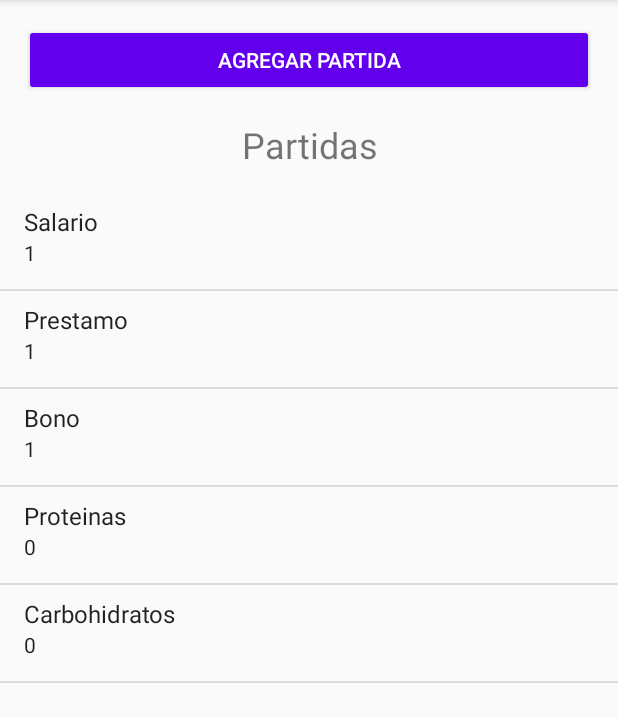
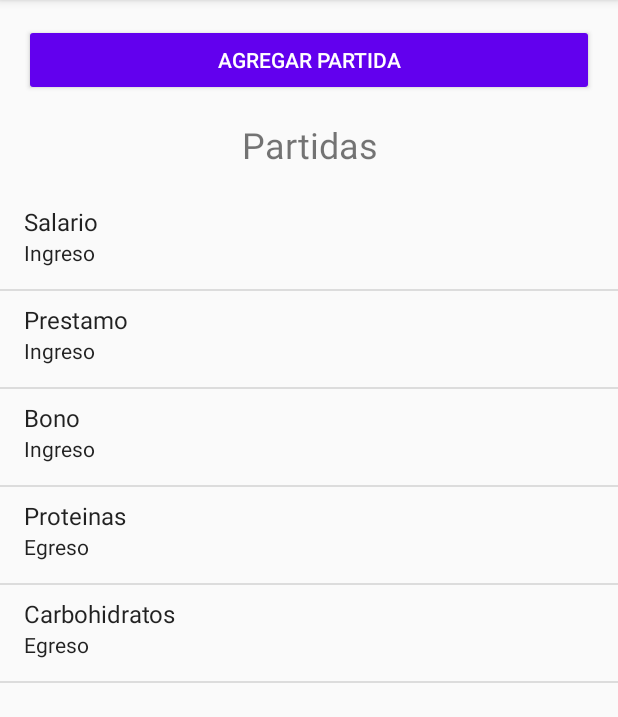
Before and after one commit to elroi-133/mifinanza, an Android app built with Jetpack Compose: the ListaMovimientoFragment screen opened through its navigation route, in the side drawer, after a tap on "Gestionar partidas", on a phone screen of 412 x 824 dp, the part 84-801 px from its top. Run offline under Robolectric (Android 15) with nearby library versions, the phone set to English and light mode, and no system bars; our stand-ins replace navigation-ui; libraries missing offline, so code that uses them is left out: com.github.mikephil.charting, org.apache.poi; 10 statements that could not run were skipped.

Commit message:
arreglando que el grafico salgan bien las partidas

```diff
--- a/app/src/main/java/com/example/mifinanza/ListaMovimientoFragment.kt
+++ b/app/src/main/java/com/example/mifinanza/ListaMovimientoFragment.kt
@@ -75,7 +75,7 @@ class ListaMovimientoFragment : Fragment() {
 
     private fun loadRegistros() {
         val db = dbHelper.readableDatabase
-        val cursor = db.query(DatabaseHelper.TABLE_NAME, null, null, null, null, null, null)
+        val cursor = db.query(DatabaseHelper.TABLE_NAME, null, null, null, null, null, "${DatabaseHelper.COLUMN_FECHA} DESC")
         val registros = mutableListOf<Map<String, String>>()
         while (cursor.moveToNext()) {
             val id = cursor.getInt(cursor.getColumnIndexOrThrow(DatabaseHelper.COLUMN_ID)).toString()
@@ -90,16 +90,28 @@ class ListaMovimientoFragment : Fragment() {
         cursor.close()
         db.close()
 
+        setupListView(registros)
+    }
+    private fun setupListView(registros: List<Map<String, String>>) {
+        val registrosConcatenados = registros.map { registro ->
+            mapOf(
+                "registroConcatenado" to "Descripción: ${registro["descripcion"]}\n" +
+                        "Monto: ${registro["monto"]}\n" +
+                        "Fecha: ${registro["fecha"]}\n" +
+                        "Tipo: ${registro["tipo"]}\n" +
+                        "Partida: ${registro["partida"]}"
+            )
+        }
+
         adapter = SimpleAdapter(
             requireContext(),
-            registros,
-            android.R.layout.simple_list_item_2,
-            arrayOf("descripcion", "monto"),
-            intArrayOf(android.R.id.text1, android.R.id.text2)
+            registrosConcatenados,
+            android.R.layout.simple_list_item_1, // Usamos simple_list_item_1
+            arrayOf("registroConcatenado"),
+            intArrayOf(android.R.id.text1)
         )
         listView.adapter = adapter
     }
-
     private fun exportarRegistros() {
         val db = dbHelper.readableDatabase
         val cursor = db.query(DatabaseHelper.TABLE_NAME, null, null, null, null, null, null)
--- a/app/src/main/java/com/example/mifinanza/ListaPartidasFragment.kt
+++ b/app/src/main/java/com/example/mifinanza/ListaPartidasFragment.kt
@@ -108,8 +108,14 @@ class ListaPartidasFragment : Fragment() {
         while (cursor.moveToNext()) {
             val id = cursor.getInt(cursor.getColumnIndexOrThrow(DatabaseHelper.COLUMN_PARTIDA_ID)).toString()
             val nombre = cursor.getString(cursor.getColumnIndexOrThrow(DatabaseHelper.COLUMN_PARTIDA_NOMBRE))
-            val tipo = cursor.getInt(cursor.getColumnIndexOrThrow(DatabaseHelper.COLUMN_PARTIDA_TIPO)).toString()
-            partidas.add(mapOf("id" to id, "nombre" to nombre, "tipo" to tipo))
+            val tipo = cursor.getInt(cursor.getColumnIndexOrThrow(DatabaseHelper.COLUMN_PARTIDA_TIPO))
+            val tipoTexto = when (tipo) {
+                0 -> "Egreso"
+                1 -> "Ingreso"
+                2 -> "Préstamo"
+                else -> "Desconocido"
+            }
+            partidas.add(mapOf("id" to id,"nombre" to nombre, "tipo" to tipoTexto))
         }
         cursor.close()
         db.close()
--- a/app/src/main/java/com/example/mifinanza/MainActivity.kt
+++ b/app/src/main/java/com/example/mifinanza/MainActivity.kt
@@ -43,6 +43,15 @@ class MainActivity : AppCompatActivity() {
             val navController = findNavController(R.id.nav_host_fragment)
             val currentDestination = navController.currentDestination?.id
             when (menuItem.itemId) {
+                R.id.nav_inicio -> {
+                    when (currentDestination) {
+                        R.id.ingresoFragment -> navController.navigate(R.id.action_ingresoFragment_to_mainFragment)
+                        R.id.egresoFragment -> navController.navigate(R.id.action_egresoFragment_to_mainFragment)
+                        R.id.listaPartidasFragment -> navController.navigate(R.id.action_listaPartidasFragment_to_mainFragment)
+                        R.id.listaMovimientoFragment -> navController.navigate(R.id.action_listaMovimientoFragment_to_mainFragment)
+                        R.id.prestamosFragment -> navController.navigate(R.id.action_prestamosFragment_to_mainFragment)
+                    }
+                }
                 R.id.nav_ingresos -> {
                     when (currentDestination) {
                         R.id.mainFragment -> navController.navigate(R.id.action_mainFragment_to_ingresoFragment)
--- a/app/src/main/java/com/example/mifinanza/MainFragment.kt
+++ b/app/src/main/java/com/example/mifinanza/MainFragment.kt
@@ -34,15 +34,21 @@ class MainFragment : Fragment() {
         val tvResumenEgresos: TextView = view.findViewById(R.id.tv_resumen_egresos)
         val tvPrestamoPendiente: TextView = view.findViewById(R.id.tv_prestamo_pendiente)
 
-        tvNombre.text = "Roissmer"
-        tvResumenIngresos.text = "Ingresos: $1000"
-        tvResumenEgresos.text = "Egresos: $500"
-        tvPrestamoPendiente.text = "Préstamo por Pagar: $2000"
+        val dbHelper = DatabaseHelper(requireContext()) // Inicializa tu DatabaseHelper
+
+        val totalIngresos = calcularTotalIngresos(dbHelper)
+        val totalEgresos = calcularTotalEgresos(dbHelper)
+        val montoTotalPrestamos = calcularMontoTotalPrestamos(dbHelper)
+
+        tvNombre.text = "RESUMEN DE MIS FINANZAS"
+        tvResumenIngresos.text = "Ingresos: $totalIngresos"
+        tvResumenEgresos.text = "Egresos: $totalEgresos"
+        tvPrestamoPendiente.text = "Préstamo por Pagar: $montoTotalPrestamos"
+
         // Dentro de tu Fragment o Activity
         val barChartIngresos = view.findViewById<BarChart>(R.id.barChartIngresos) // Asegúrate de tener un BarChart para ingresos
         val barChartEgresos = view.findViewById<BarChart>(R.id.barChartEgresos) // Asegúrate de tener un BarChart para egresos
 
-        val dbHelper = DatabaseHelper(requireContext()) // Inicializa tu DatabaseHelper
         val calendario = Calendar.getInstance()
         val mesActual = calendario.get(Calendar.MONTH) + 1 // Enero es 0
         val anioActual = calendario.get(Calendar.YEAR)
@@ -52,28 +58,52 @@ class MainFragment : Fragment() {
 
 // Gráfico de ingresos
         val datosIngresos = obtenerDatosGrafica(dbHelper, 1, mesActual, anioActual, mesAnterior, anioAnterior)
-        val barDataIngresos = prepararDatosGraficaBarras(datosIngresos)
-
+        println("Datos Ingresos: $datosIngresos")
+        val barDataIngresos = prepararDatosGraficaBarras(datosIngresos, barChartIngresos)
         barChartIngresos.data = barDataIngresos
-        barChartIngresos.xAxis.valueFormatter = IndexAxisValueFormatter(datosIngresos.keys)
-        barChartIngresos.xAxis.position = XAxis.XAxisPosition.BOTTOM
-        barChartIngresos.description.text = "Ingresos por Partida"
-        barChartIngresos.animateY(1000)
         barChartIngresos.groupBars(-0.5f, 0.35f, 0f) // Agrupar las barras
         barChartIngresos.invalidate()
-
 // Gráfico de egresos
         val datosEgresos = obtenerDatosGrafica(dbHelper, 0, mesActual, anioActual, mesAnterior, anioAnterior)
-        val barDataEgresos = prepararDatosGraficaBarras(datosEgresos)
-
+        println("Datos Egresos: $datosEgresos")
+        val barDataEgresos = prepararDatosGraficaBarras(datosEgresos, barChartEgresos) // Pasa barChartEgresos
         barChartEgresos.data = barDataEgresos
-        barChartEgresos.xAxis.valueFormatter = IndexAxisValueFormatter(datosEgresos.keys)
-        barChartEgresos.xAxis.position = XAxis.XAxisPosition.BOTTOM
-        barChartEgresos.description.text = "Egresos por Partida"
-        barChartEgresos.animateY(1000)
         barChartEgresos.groupBars(-0.5f, 0.35f, 0f) // Agrupar las barras
         barChartEgresos.invalidate()
         return view
+    }
+    fun calcularMontoTotalPrestamos(dbHelper: DatabaseHelper): Double {
+        val db = dbHelper.readableDatabase
+        val cursor = db.rawQuery("SELECT SUM(${DatabaseHelper.COLUMN_MONTO_PRESTAMO}) FROM ${DatabaseHelper.TABLE_PRESTAMOS} WHERE ${DatabaseHelper.COLUMN_ESTADO} = 'Activo'", null)
+        var totalPrestamos = 0.0
+        if (cursor.moveToFirst()) {
+            totalPrestamos = cursor.getDouble(0)
+        }
+        cursor.close()
+        db.close()
+        return totalPrestamos
+    }
+    fun calcularTotalEgresos(dbHelper: DatabaseHelper): Double {
+        val db = dbHelper.readableDatabase
+        val cursor = db.rawQuery("SELECT SUM(${DatabaseHelper.COLUMN_TOTAL}) FROM ${DatabaseHelper.TABLE_NAME} WHERE ${DatabaseHelper.COLUMN_TIPO} = 0", null)
+        var totalEgresos = 0.0
+        if (cursor.moveToFirst()) {
+            totalEgresos = cursor.getDouble(0)
+        }
+        cursor.close()
+        db.close()
+        return totalEgresos
+    }
+    fun calcularTotalIngresos(dbHelper: DatabaseHelper): Double {
+        val db = dbHelper.readableDatabase
+        val cursor = db.rawQuery("SELECT SUM(${DatabaseHelper.COLUMN_TOTAL}) FROM ${DatabaseHelper.TABLE_NAME} WHERE ${DatabaseHelper.COLUMN_TIPO} = 1", null)
+        var totalIngresos = 0.0
+        if (cursor.moveToFirst()) {
+            totalIngresos = cursor.getDouble(0)
+        }
+        cursor.close()
+        db.close()
+        return totalIngresos
     }
     fun obtenerDatosGrafica(dbHelper: DatabaseHelper, tipo: Int, mesActual: Int, anioActual: Int, mesAnterior: Int, anioAnterior: Int): Map<String, Pair<Double, Double>> {
 
@@ -87,14 +117,15 @@ class MainFragment : Fragment() {
             partidas[cursorPartidas.getInt(0)] = cursorPartidas.getString(1)
         }
         cursorPartidas.close()
-
+        println("Las Partidas: $partidas")
         // Obtener datos de ingresos/egresos por partida y mes
-        val cursorDatos = db.query(DatabaseHelper.TABLE_NAME, arrayOf(DatabaseHelper.COLUMN_PARTIDA, "SUM(${DatabaseHelper.COLUMN_MONTO})", "strftime('%m', ${DatabaseHelper.COLUMN_FECHA})", "strftime('%Y', ${DatabaseHelper.COLUMN_FECHA})"), "${DatabaseHelper.COLUMN_TIPO} = ? AND strftime('%m', ${DatabaseHelper.COLUMN_FECHA}) IN (?, ?) AND strftime('%Y', ${DatabaseHelper.COLUMN_FECHA}) IN (?, ?)", arrayOf(tipo.toString(), String.format("%02d", mesActual), String.format("%02d", mesAnterior), anioActual.toString(), anioAnterior.toString()), "${DatabaseHelper.COLUMN_PARTIDA}, strftime('%m', ${DatabaseHelper.COLUMN_FECHA})", null, null)
+        val cursorDatos = db.query(DatabaseHelper.TABLE_NAME, arrayOf(DatabaseHelper.COLUMN_PARTIDA, "SUM(${DatabaseHelper.COLUMN_TOTAL})", "strftime('%m', ${DatabaseHelper.COLUMN_FECHA})", "strftime('%Y', ${DatabaseHelper.COLUMN_FECHA})"), "${DatabaseHelper.COLUMN_TIPO} = ? AND strftime('%m', ${DatabaseHelper.COLUMN_FECHA}) IN (?, ?) AND strftime('%Y', ${DatabaseHelper.COLUMN_FECHA}) IN (?, ?)", arrayOf(tipo.toString(), String.format("%02d", mesActual), String.format("%02d", mesAnterior), anioActual.toString(), anioAnterior.toString()), "${DatabaseHelper.COLUMN_PARTIDA}, strftime('%m', ${DatabaseHelper.COLUMN_FECHA})", null, null)
 
         while (cursorDatos.moveToNext()) {
-            val partidaId = cursorDatos.getInt(0)
-            val monto = cursorDatos.getDouble(1)
-            val mes = cursorDatos.getString(2).toInt()
+            val partidaId = cursorDatos.getInt(cursorDatos.getColumnIndexOrThrow(DatabaseHelper.COLUMN_PARTIDA))
+            val monto = cursorDatos.getDouble(cursorDatos.getColumnIndexOrThrow("SUM(${DatabaseHelper.COLUMN_TOTAL})"))
+            val mesString = cursorDatos.getString(cursorDatos.getColumnIndexOrThrow("strftime('%m', ${DatabaseHelper.COLUMN_FECHA})"))
+            val mes = mesString.toInt() // Convertir mes a Int
             val partidaNombre = partidas[partidaId] ?: "Desconocido"
 
             if (mes == mesActual) {
@@ -109,7 +140,7 @@ class MainFragment : Fragment() {
         return datos
     }
 
-    fun prepararDatosGraficaBarras(datos: Map<String, Pair<Double, Double>>): BarData {
+    fun prepararDatosGraficaBarras(datos: Map<String, Pair<Double, Double>>, barChart: BarChart): BarData {
         val entriesMesActual = ArrayList<BarEntry>()
         val entriesMesAnterior = ArrayList<BarEntry>()
         val nombresPartidas = ArrayList<String>()
@@ -121,7 +152,7 @@ class MainFragment : Fragment() {
             nombresPartidas.add(nombrePartida)
             index++
         }
-
+        println("Nombres Partidas: $nombresPartidas")
         val dataSetMesActual = BarDataSet(entriesMesActual, "Mes Actual")
         val dataSetMesAnterior = BarDataSet(entriesMesAnterior, "Mes Anterior")
 
@@ -131,6 +162,14 @@ class MainFragment : Fragment() {
 
         val barData = BarData(dataSetMesActual, dataSetMesAnterior)
         barData.barWidth = 0.35f // Ajustar el ancho de las barras
+
+        // Configurar el eje X
+        val xAxis = barChart.xAxis
+        xAxis.valueFormatter = IndexAxisValueFormatter(nombresPartidas)
+        xAxis.position = XAxis.XAxisPosition.BOTTOM
+        xAxis.granularity = 1f
+        xAxis.setCenterAxisLabels(true)
+
         return barData
     }
 }
--- a/app/src/main/java/com/example/mifinanza/RegistrarPagoPrestamoFragment.kt
+++ b/app/src/main/java/com/example/mifinanza/RegistrarPagoPrestamoFragment.kt
@@ -60,7 +60,7 @@ class RegistrarPagoPrestamoFragment : Fragment() {
         val partida = 2
         if (monto != null && tasa != null && fecha.isNotEmpty() && descripcion.isNotEmpty()) {
             // Guardar en la base de datos
-            dbHelper.registrarMovimiento((monto * -1), tasa, descripcion, fecha, tipo, partida)
+            dbHelper.registrarMovimiento((monto * -1), tasa, descripcion, fecha, tipo, partida,((monto * -1)/tasa))
         }
         // Calcular el saldo pendiente del préstamo
         val saldoPendiente = calcularSaldoPendiente(prestamoId)
--- a/app/src/main/java/com/example/mifinanza/RegistrarPrestamoFragment.kt
+++ b/app/src/main/java/com/example/mifinanza/RegistrarPrestamoFragment.kt
@@ -82,8 +82,7 @@ class RegistrarPrestamoFragment : Fragment() {
         plazoDias: Int
     ) {
         dbHelper.registrarPrestamo(prestamista, monto, tasaInteres, fechaPrestamo, plazoDias, requireContext())
-
-        dbHelper.registrarMovimiento((monto*tasa), tasa, StringBuilder("PRESTAMO de ").append(prestamista).toString(), fechaPrestamo, 1, 2)
+        dbHelper.registrarMovimiento((monto*tasa), tasa, StringBuilder("PRESTAMO de ").append(prestamista).toString(), fechaPrestamo, 1, 2,monto)
         Toast.makeText(requireContext(), "Préstamo registrado", Toast.LENGTH_SHORT).show()
     }
 
--- /dev/null
+++ b/app/src/main/res/drawable/ic_inicio.xml
@@ -0,0 +1,9 @@
+<vector xmlns:android="http://schemas.android.com/apk/res/android"
+    android:width="24dp"
+    android:height="24dp"
+    android:viewportWidth="960"
+    android:viewportHeight="960">
+  <path
+      android:pathData="M240,760h120v-240h240v240h120v-360L480,220 240,400v360ZM160,840v-480l320,-240 320,240v480L520,840v-240h-80v240L160,840ZM480,490Z"
+      android:fillColor="#1f1f1f"/>
+</vector>
--- a/app/src/main/res/menu/drawer_menu.xml
+++ b/app/src/main/res/menu/drawer_menu.xml
@@ -2,8 +2,8 @@
 <menu xmlns:android="http://schemas.android.com/apk/res/android">
     <item
         android:id="@+id/nav_inicio"
-        android:icon="@drawable/ic_ingresos"
-        android:title="Ingresos" />
+        android:icon="@drawable/ic_inicio"
+        android:title="Inicio" />
     <item
         android:id="@+id/nav_ingresos"
         android:icon="@drawable/ic_ingresos"
@@ -24,5 +24,4 @@
         android:id="@+id/nav_prestamos"
         android:icon="@drawable/ic_prestamo"
         android:title="Gestionar prestamos" />
-
 </menu>
--- a/app/src/main/res/navigation/nav_graph.xml
+++ b/app/src/main/res/navigation/nav_graph.xml
@@ -31,6 +31,9 @@
         android:label="IngresoFragment"
         tools:layout="@layout/fragment_ingreso">
         <action
+            android:id="@+id/action_ingresoFragment_to_mainFragment"
+            app:destination="@id/mainFragment" />
+        <action
             android:id="@+id/action_ingresoFragment_to_egresoFragment"
             app:destination="@id/egresoFragment" />
         <action
@@ -50,6 +53,9 @@
         android:label="EgresoFragment"
         tools:layout="@layout/fragment_egreso">
         <action
+            android:id="@+id/action_egresoFragment_to_mainFragment"
+            app:destination="@id/mainFragment" />
+        <action
             android:id="@+id/action_egresoFragment_to_ingresoFragment"
             app:destination="@id/ingresoFragment" />
         <action
@@ -68,6 +74,9 @@
         android:name="com.example.mifinanza.ListaPartidasFragment"
         android:label="ListaPartidasFragment"
         tools:layout="@layout/fragment_lista_partidas">
+        <action
+            android:id="@+id/action_listaPartidasFragment_to_mainFragment"
+            app:destination="@id/mainFragment" />
         <action
             android:id="@+id/action_listaPartidasFragment_to_agregarPartidaFragment"
             app:destination="@id/agregarPartidaFragment" />
@@ -97,6 +106,9 @@
         android:label="ListaMovimientoFragment"
         tools:layout="@layout/fragment_lista_movimiento" >
         <action
+            android:id="@+id/action_listaMovimientoFragment_to_mainFragment"
+            app:destination="@id/mainFragment" />
+        <action
             android:id="@+id/action_listaMovimientoFragment_to_listaPartidasFragment"
             app:destination="@id/listaPartidasFragment" />
         <action
@@ -116,6 +128,9 @@
         android:name="com.example.mifinanza.PrestamosFragment"
         android:label="PrestamosFragment"
         tools:layout="@layout/fragment_prestamos">
+        <action
+            android:id="@+id/action_prestamosFragment_to_mainFragment"
+            app:destination="@id/mainFragment" />
         <action
             android:id="@+id/action_prestamosFragment_to_registrarPrestamoFragment"
             app:destination="@id/registrarPrestamoFragment" />
```
Also changed, not shown: app/src/main/java/com/example/mifinanza/DatabaseHelper.kt (+6 -5 lines), app/src/main/java/com/example/mifinanza/EgresoFragment.kt (+7 -4 lines), app/src/main/java/com/example/mifinanza/IngresoFragment.kt (+8 -4 lines), app/src/main/java/com/example/mifinanza/Partida.kt (added, +7 -0 lines).
